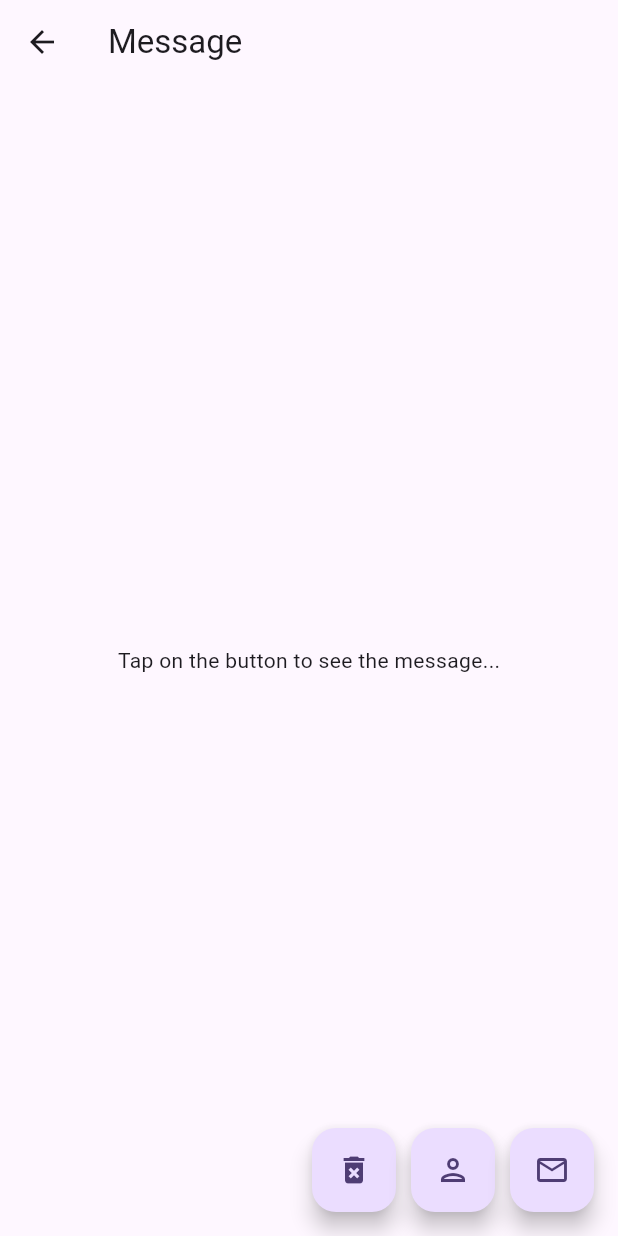
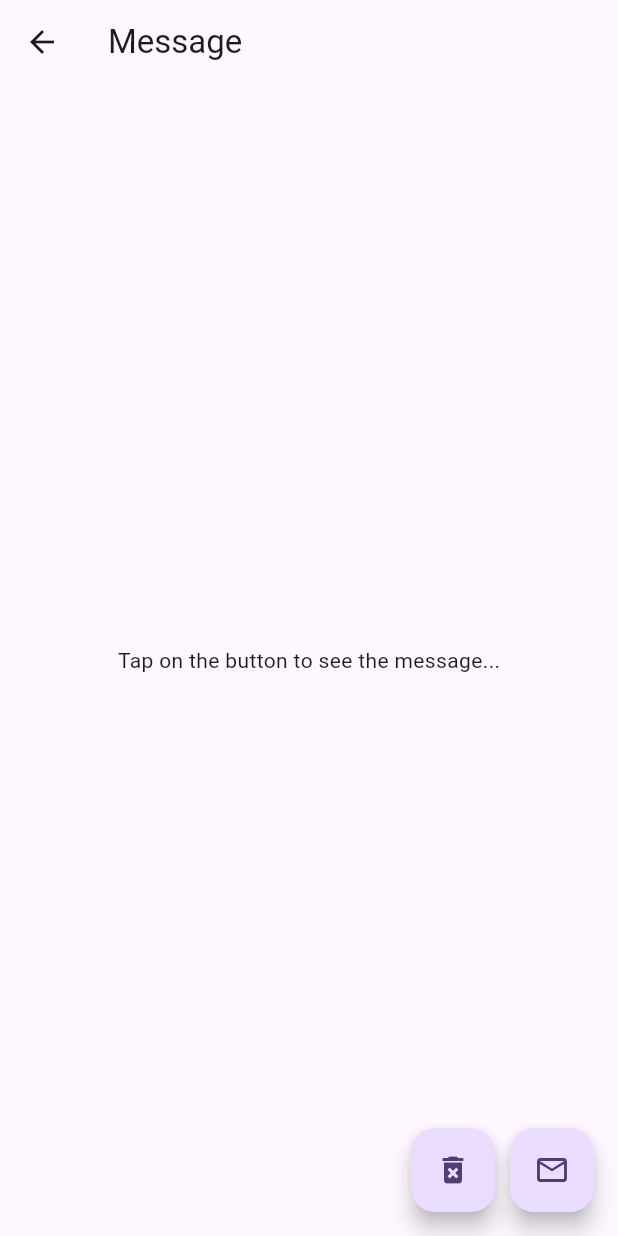
Before and after one commit to davidsdearaujo/flutter_easy_di, a Flutter app: the screen it shows after launch, after a tap on "Message", on a phone screen of 412 x 824 dp. Run offline on Flutter 3.47's test engine with Material 3 defaults, Android fonts, the phone set to English and light mode, and no system bars; missing offline and left inert: auto_injector; statements that could not run were skipped.

Commit message:
example: enable logs and fix message screen to listen the dependencies
- Added Logger.enable() in main.dart to initialize logging functionality.
- Updated the httpClient retrieval in message_screen.dart to use the new listen property for better dependency management.

```diff
--- a/example/lib/features/message/screens/message_screen.dart
+++ b/example/lib/features/message/screens/message_screen.dart
@@ -16,7 +16,7 @@ class _MessageScreenState extends State<MessageScreen> {
 
   @override
   void didChangeDependencies() {
-    httpClient = Module.get<HttpClient>(context);
+    httpClient = Module.get<HttpClient>(context, listen: true);
     super.didChangeDependencies();
   }
 
@@ -32,13 +32,6 @@ class _MessageScreenState extends State<MessageScreen> {
             heroTag: 'dispose-core-module',
             onPressed: () => ModulesManager.instance.disposeModule<CoreModule>(),
             child: const Icon(Icons.delete_forever),
-          ),
-          const SizedBox(width: 10),
-          FloatingActionButton(
-            tooltip: 'Profile',
-            heroTag: 'profile',
-            onPressed: () => Navigator.of(context).pushNamed('/profile'),
-            child: const Icon(Icons.person_outlined),
           ),
           const SizedBox(width: 10),
           FloatingActionButton(
--- a/example/lib/main.dart
+++ b/example/lib/main.dart
@@ -1,4 +1,5 @@
 import 'package:flutter/material.dart';
+import 'package:modular_di/logger.dart';
 import 'package:modular_di/modular_di.dart';
 
 import 'features/core/core_module.dart';
@@ -17,6 +18,7 @@ final modules = <Module>[
 
 Future<void> main() async {
   WidgetsFlutterBinding.ensureInitialized();
+  Logger.enable();
   await ModulesManager.instance.initModules(modules);
   runApp(const MyApp());
 }
```
